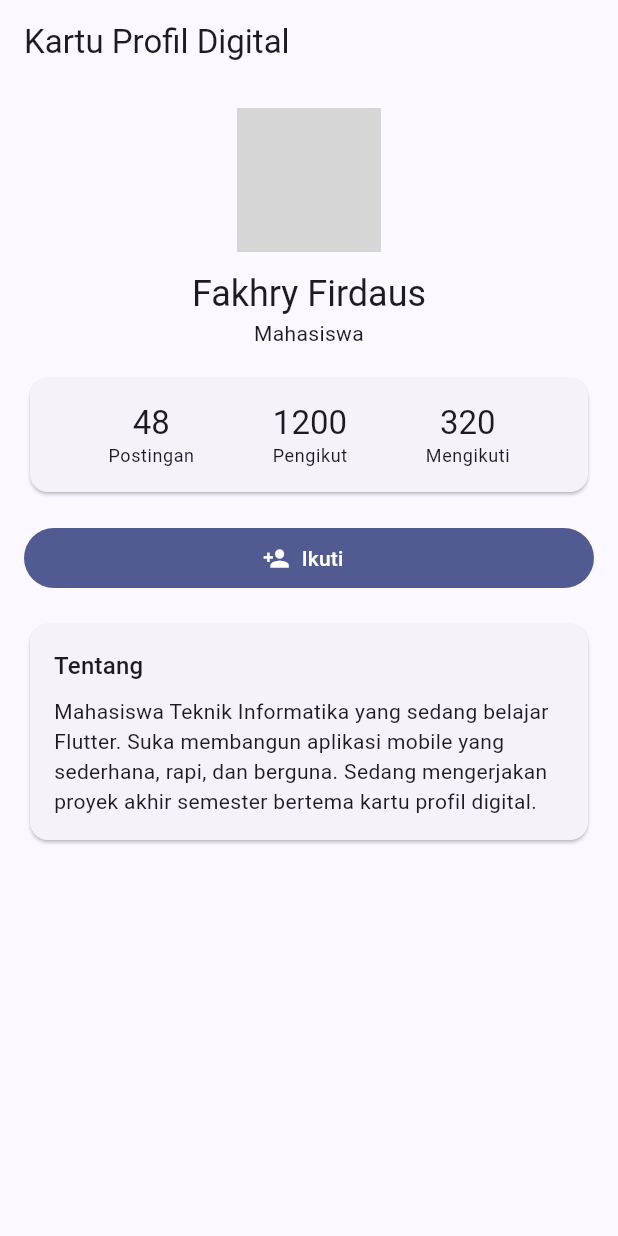
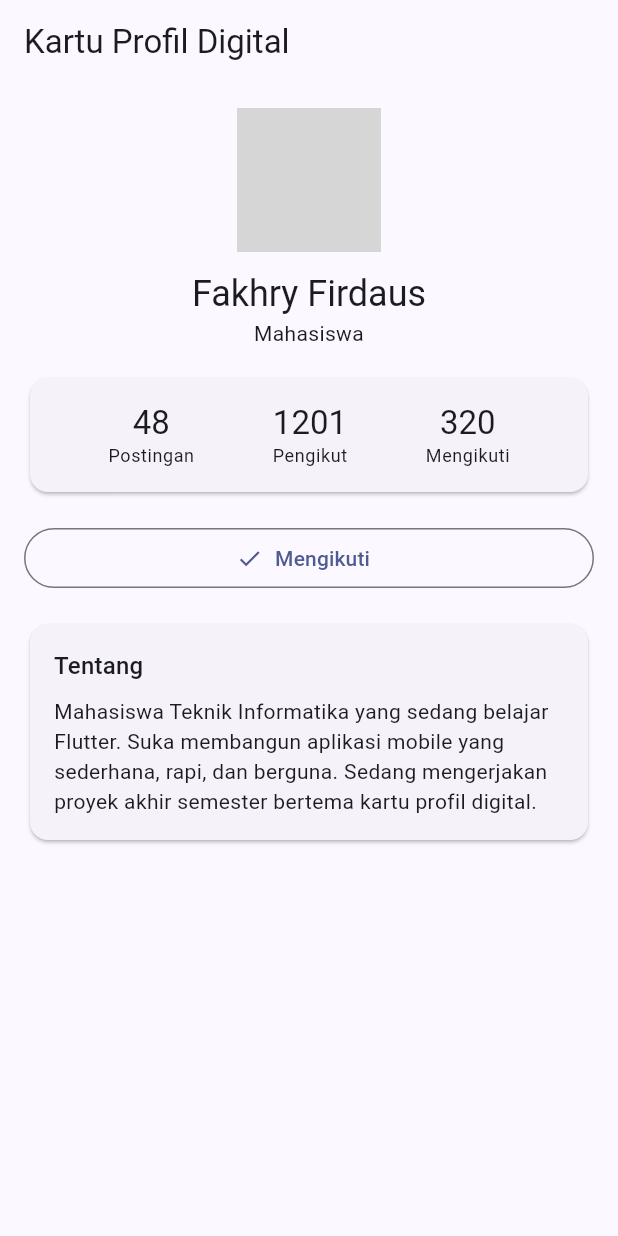
Before and after one commit to trivaldoaminullah6/fl_stade_dasar, a Flutter app: the screen it shows after launch, after a tap on "Ikuti", on a phone screen of 412 x 824 dp. Run offline on Flutter 3.47's test engine with Material 3 defaults, Android fonts, the phone set to English and light mode, and no system bars; network calls fail; grey boxes are pictures that could not be loaded.

Commit message:
PVariabel _isFollowing dan _followers, tombol Ikuti  Mengikuti dengan setState(), method _setFollowing(bool)

```diff
--- a/lib/main.dart
+++ b/lib/main.dart
@@ -30,6 +30,22 @@ class _ProfilePageState extends State<ProfilePage> {
       'Suka membangun aplikasi mobile yang sederhana, rapi, dan berguna. '
       'Sedang mengerjakan proyek akhir semester bertema kartu profil digital.';
 
+  bool _isFollowing = false;
+  int _followers = 1200;
+
+  /// Mengatur status ikuti ke nilai tertentu (bukan sekadar toggle).
+  void _setFollowing(bool value) {
+    if (_isFollowing == value) return; // tidak ada perubahan, abaikan
+    setState(() {
+      _isFollowing = value;
+      _followers += value ? 1 : -1;
+    });
+  }
+
+  void _onFollowPressed() {
+    _setFollowing(!_isFollowing);
+  }
+
   @override
   Widget build(BuildContext context) {
     final textTheme = Theme.of(context).textTheme;
@@ -53,25 +69,31 @@ class _ProfilePageState extends State<ProfilePage> {
                 textAlign: TextAlign.center, style: textTheme.headlineSmall),
             const Text('Mahasiswa', textAlign: TextAlign.center),
             const SizedBox(height: 16),
-            const Card(
+            Card(
               child: Padding(
-                padding: EdgeInsets.symmetric(vertical: 16),
+                padding: const EdgeInsets.symmetric(vertical: 16),
                 child: Row(
                   mainAxisAlignment: MainAxisAlignment.spaceEvenly,
                   children: [
-                    _StatItem(label: 'Postingan', value: '48'),
-                    _StatItem(label: 'Pengikut', value: '1200'),
-                    _StatItem(label: 'Mengikuti', value: '320'),
+                    const _StatItem(label: 'Postingan', value: '48'),
+                    _StatItem(label: 'Pengikut', value: '$_followers'),
+                    const _StatItem(label: 'Mengikuti', value: '320'),
                   ],
                 ),
               ),
             ),
             const SizedBox(height: 16),
-            FilledButton.icon(
-              onPressed: () {},
-              icon: const Icon(Icons.person_add),
-              label: const Text('Ikuti'),
-            ),
+            _isFollowing
+                ? OutlinedButton.icon(
+                    onPressed: _onFollowPressed,
+                    icon: const Icon(Icons.check),
+                    label: const Text('Mengikuti'),
+                  )
+                : FilledButton.icon(
+                    onPressed: _onFollowPressed,
+                    icon: const Icon(Icons.person_add),
+                    label: const Text('Ikuti'),
+                  ),
             const SizedBox(height: 16),
             Card(
               child: Padding(
```
